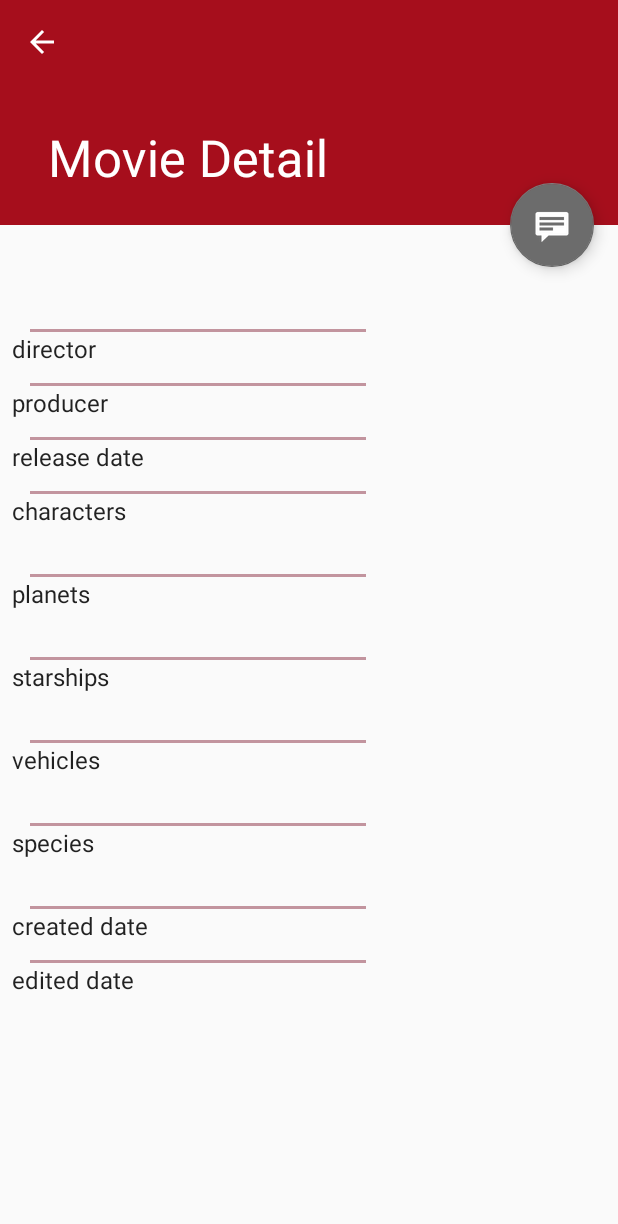
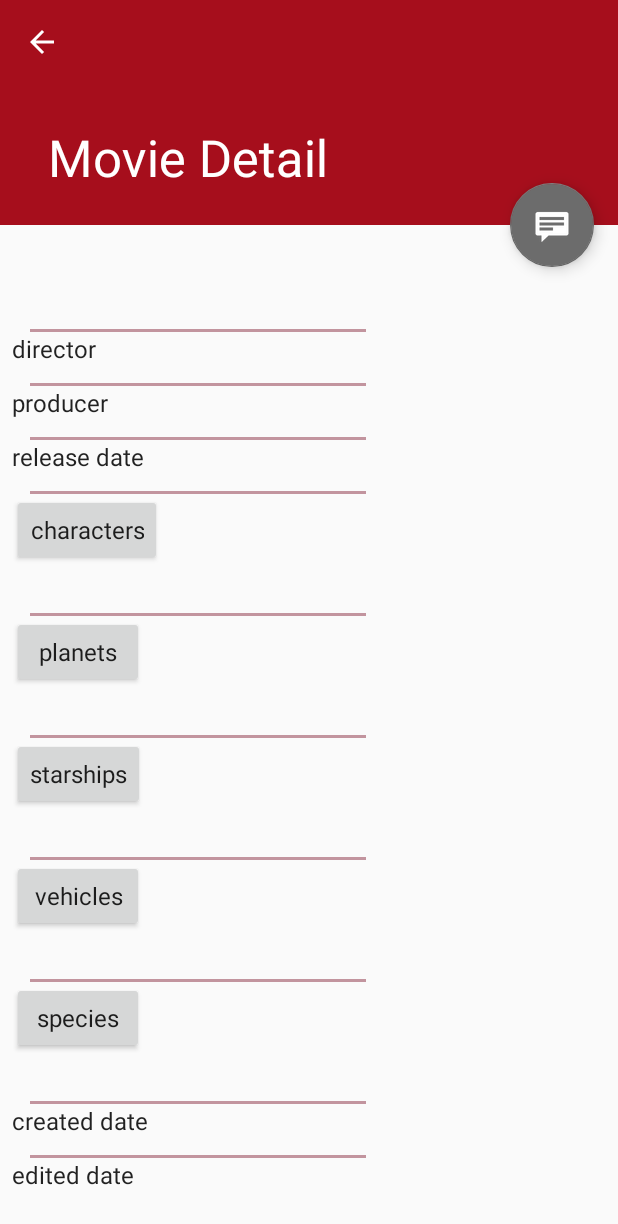
Before and after one commit to scottbiggs/hyporiprogrammingchallenge, an Android app: the MovieDetailActivity screen opened directly, with no data from a screen before it, on a phone screen of 412 x 824 dp. Shown: the top 1224 px of the screen. Run offline under Robolectric (Android 15) with nearby library versions, the phone set to English and light mode, and no system bars; network calls fail.

Commit message:
displaying character details

```diff
--- a/app/src/main/java/com/sleepfuriously/hyporiprogrammingchallenge/model/Movie.kt
+++ b/app/src/main/java/com/sleepfuriously/hyporiprogrammingchallenge/model/SWMovie.kt
@@ -8,7 +8,7 @@ import org.json.JSONObject
  * the equivalent JSON listing.
  */
 
-data class Movie (val json: JSONObject){
+data class SWMovie (val json: JSONObject){
 
     val title = json.getString("title")
     val openingCrawl = json.getString("opening_crawl")
--- a/app/src/main/java/com/sleepfuriously/hyporiprogrammingchallenge/view/MainListActivity.kt
+++ b/app/src/main/java/com/sleepfuriously/hyporiprogrammingchallenge/view/MainListActivity.kt
@@ -9,7 +9,7 @@ import androidx.recyclerview.widget.RecyclerView
 import com.google.android.material.snackbar.Snackbar
 import com.sleepfuriously.hyporiprogrammingchallenge.R
 
-import com.sleepfuriously.hyporiprogrammingchallenge.model.Movie
+import com.sleepfuriously.hyporiprogrammingchallenge.model.SWMovie
 import com.sleepfuriously.hyporiprogrammingchallenge.model.MovieRequester
 import com.sleepfuriously.hyporiprogrammingchallenge.presenter.Presenter
 import kotlinx.android.synthetic.main.activity_item_list.*
@@ -106,7 +106,7 @@ class MainListActivity : AppCompatActivity() {
 
     override fun onDestroy() {
         if (!mMoviesFound) {
-            MovieRequester.cancelMovieRequest()
+            MovieRequester.cancelAllDataRequests()
         }
         super.onDestroy()
     }
@@ -116,7 +116,7 @@ class MainListActivity : AppCompatActivity() {
     //  functions
     //------------------------------
 
-    private fun setupRecyclerView(recyclerView: RecyclerView, movieList: List<Movie>) {
+    private fun setupRecyclerView(recyclerView: RecyclerView, movieList: List<SWMovie>) {
         mMainListAdapter = MainRecyclerViewAdapter(this, movieList, mTwoPane)
         recyclerView.adapter = mMainListAdapter
     }
--- a/app/src/main/java/com/sleepfuriously/hyporiprogrammingchallenge/view/MovieDetailActivity.kt
+++ b/app/src/main/java/com/sleepfuriously/hyporiprogrammingchallenge/view/MovieDetailActivity.kt
@@ -60,12 +60,12 @@ class MovieDetailActivity : AppCompatActivity() {
         //
         if (savedInstanceState == null) {
 
-            val movieUrl = intent.getStringExtra(MovieDetailFragment.ARG_MOVIE_URL)
+            val movieUrl = intent.getStringExtra(MovieDetailFragment.MOVIE_URL_KEY)
 
             // Create the detail fragment and add it to the activity
             // using a fragment transaction.
             val bundle = Bundle()
-            bundle.putString(MovieDetailFragment.ARG_MOVIE_URL, movieUrl)
+            bundle.putString(MovieDetailFragment.MOVIE_URL_KEY, movieUrl)
 
             val movieDetailFragment = MovieDetailFragment()
             movieDetailFragment.arguments = bundle
--- a/app/src/main/res/layout/movie_detail.xml
+++ b/app/src/main/res/layout/movie_detail.xml
@@ -137,6 +137,12 @@
         </LinearLayout>
 
         <!-- characters -->
+        <LinearLayout
+            android:id="@+id/characters_ll"
+            android:layout_width="match_parent"
+            android:layout_height="wrap_content"
+            android:orientation="vertical"
+            >
             <View
                 android:layout_width="match_parent"
                 android:layout_height="2dp"
@@ -145,7 +151,8 @@
                 android:layout_marginEnd="160dp"
                 android:background="@color/colorPrimaryLight"
                 />
-        <TextView
+            <Button
+                android:id="@+id/characters_butt"
                 android:layout_width="wrap_content"
                 android:layout_height="wrap_content"
                 android:text="@string/characters"
@@ -159,6 +166,7 @@
                 tools:text="bob\ncarol\nted\nalice"
                 android:textAppearance="?attr/textAppearanceListItemSecondary"
                 />
+        </LinearLayout>
 
         <!-- planets -->
         <View
@@ -169,7 +177,8 @@
             android:layout_marginEnd="160dp"
             android:background="@color/colorPrimaryLight"
             />
-        <TextView
+        <Button
+            android:id="@+id/planets_butt"
             android:layout_width="wrap_content"
             android:layout_height="wrap_content"
             android:text="@string/planets"
@@ -193,7 +202,8 @@
             android:layout_marginEnd="160dp"
             android:background="@color/colorPrimaryLight"
             />
-        <TextView
+        <Button
+            android:id="@+id/starships_butt"
             android:layout_width="wrap_content"
             android:layout_height="wrap_content"
             android:text="@string/starships"
@@ -217,7 +227,8 @@
             android:layout_marginEnd="160dp"
             android:background="@color/colorPrimaryLight"
             />
-        <TextView
+        <Button
+            android:id="@+id/vehicles_butt"
             android:layout_width="wrap_content"
             android:layout_height="wrap_content"
             android:text="@string/vehicles"
@@ -241,7 +252,8 @@
             android:layout_marginEnd="160dp"
             android:background="@color/colorPrimaryLight"
             />
-        <TextView
+        <Button
+            android:id="@+id/species_butt"
             android:layout_width="wrap_content"
             android:layout_height="wrap_content"
             android:text="@string/species"
```
Also changed, not shown: app/src/main/java/com/sleepfuriously/hyporiprogrammingchallenge/model/MovieRequester.kt (+53 -28 lines), app/src/main/java/com/sleepfuriously/hyporiprogrammingchallenge/model/People.kt (deleted, +0 -29 lines), app/src/main/java/com/sleepfuriously/hyporiprogrammingchallenge/model/SWCharacter.kt (added, +63 -0 lines), app/src/main/java/com/sleepfuriously/hyporiprogrammingchallenge/presenter/Presenter.kt (+43 -20 lines), app/src/main/java/com/sleepfuriously/hyporiprogrammingchallenge/view/MainRecyclerViewAdapter.kt (+5 -5 lines), app/src/main/java/com/sleepfuriously/hyporiprogrammingchallenge/view/MovieDetailFragment.kt (+106 -30 lines). Lines whose indentation alone changed are shown as unchanged.
